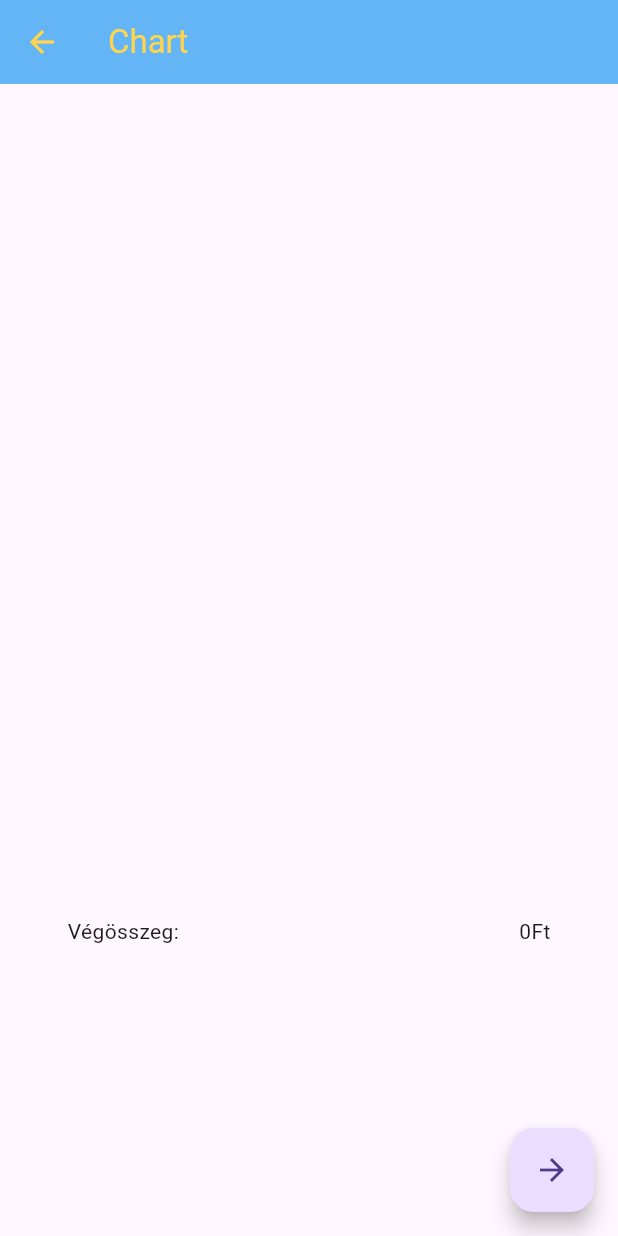
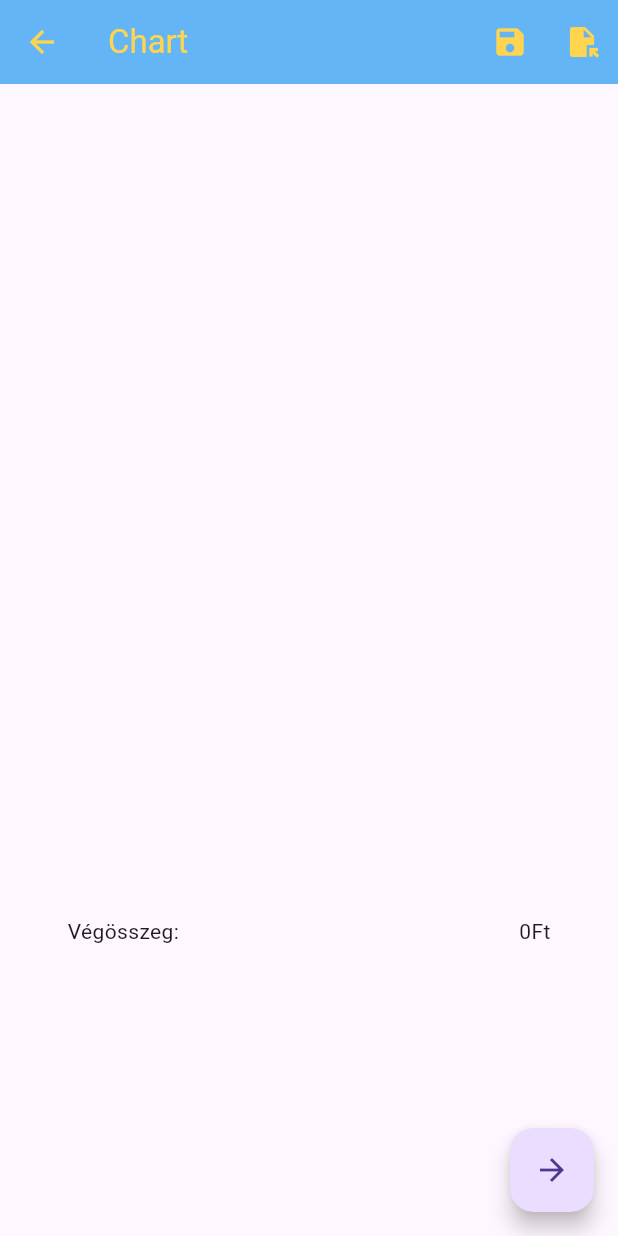
Before and after one commit to Mrb156/grocery_nav_app, a Flutter app: the Chart screen opened directly, on a phone screen of 412 x 824 dp. Run offline on Flutter 3.47's test engine with Material 2 defaults, Android fonts, the phone set to English and light mode, and no system bars; our stand-ins replace expansion_tile_card; missing offline and left inert: arrow_path.

Commit message:
chart_actions_add

```diff
--- a/groceryNavApp/lib/screens/chart.dart
+++ b/groceryNavApp/lib/screens/chart.dart
@@ -27,6 +27,22 @@ class Chart extends StatelessWidget {
         shadowColor: Colors.blue,
         backgroundColor: Colors.blue[300],
         title: const Text('Chart'),
+        actions: <Widget>[
+          IconButton(
+            onPressed: (() {
+              szamlalo++;
+            }),
+            icon: const Icon(Icons.save),
+            color: Colors.amber[300],
+          ),
+          IconButton(
+            onPressed: (() {
+              szamlalo++;
+            }),
+            icon: const Icon(Icons.file_open),
+            color: Colors.amber[300],
+          )
+        ],
       ),
       body: Column(
         children: [
```
